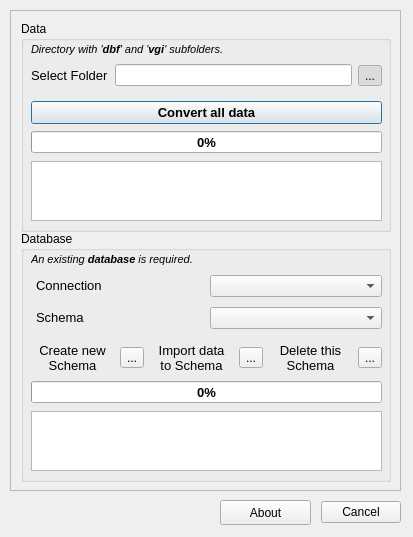
First picture: the form in skkn_tool/skkn_tool_dialog.ui, repository lfurtkevicova/kn-stuff, before the edit.
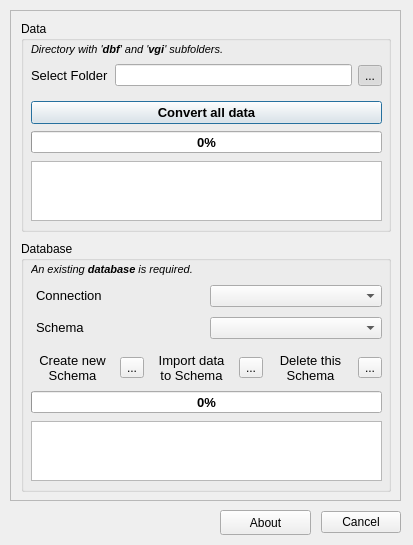
Second picture: the form after the edit. Icons and pictures are not drawn.

Diff of the .ui file:
```diff
--- a/skkn_tool/skkn_tool_dialog.ui
+++ b/skkn_tool/skkn_tool_dialog.ui
@@ -7,7 +7,7 @@
     <x>0</x>
     <y>0</y>
     <width>413</width>
-    <height>537</height>
+    <height>545</height>
    </rect>
   </property>
   <property name="sizePolicy">
@@ -25,7 +25,7 @@
      <x>10</x>
      <y>10</y>
      <width>391</width>
-     <height>481</height>
+     <height>491</height>
     </rect>
    </property>
    <property name="sizePolicy">
@@ -43,7 +43,7 @@
       <x>0</x>
       <y>0</y>
       <width>389</width>
-      <height>479</height>
+      <height>489</height>
      </rect>
     </property>
     <widget class="QGroupBox" name="dataBase">
@@ -53,7 +53,7 @@
      <property name="geometry">
       <rect>
        <x>10</x>
-       <y>220</y>
+       <y>230</y>
        <width>370</width>
        <height>251</height>
       </rect>
@@ -421,7 +421,7 @@
    <property name="geometry">
     <rect>
      <x>310</x>
-     <y>500</y>
+     <y>510</y>
      <width>91</width>
      <height>25</height>
     </rect>
@@ -442,7 +442,7 @@
    <property name="geometry">
     <rect>
      <x>220</x>
-     <y>500</y>
+     <y>510</y>
      <width>91</width>
      <height>25</height>
     </rect>
```
Left out of the diff: 4 changed lines with no effect on the pictures.
